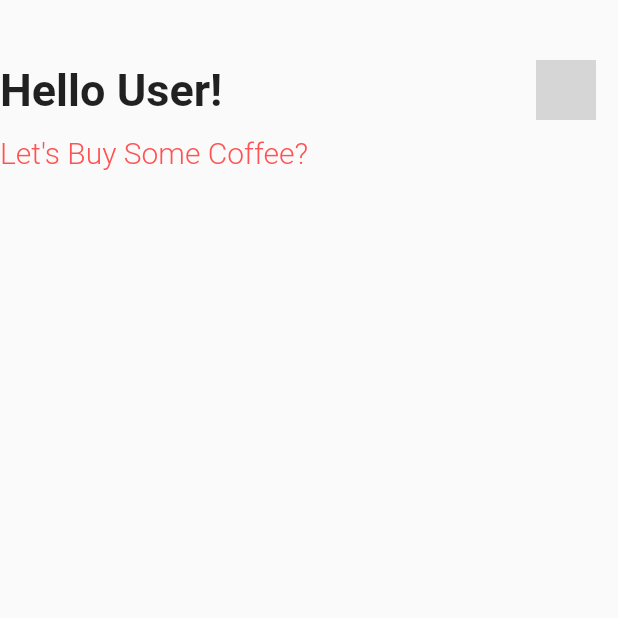
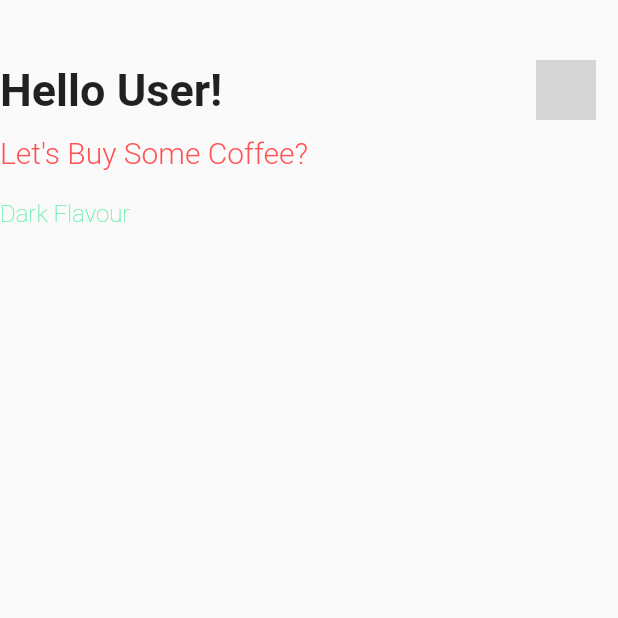
Before and after one commit to Godslovelee/Flutter_UI_challenges_Playlist, a Flutter app: the screen it shows after launch, on a phone screen of 412 x 824 dp, the top half of it. Run offline on Flutter 3.47's test engine with Material 2 defaults, Android fonts, the phone set to English and light mode, and no system bars; grey boxes are pictures that could not be loaded.

Commit message:
"Add-Row"

```diff
--- a/lib/coffee_ui_display/home.dart
+++ b/lib/coffee_ui_display/home.dart
@@ -52,7 +52,20 @@ class _HomeScreenState extends State<HomeScreen> {
           ),
           SizedBox(height: 20.0),
 
-          //TODO: add Row in the Widget Tree
+
+          Row(
+            children: [
+              Text("Dark Flavour",
+                style: TextStyle(
+                  fontSize: 16,
+                  fontWeight: FontWeight.w200,
+                  color:  Colors.greenAccent
+                )
+              )
+            ],
+          )
+
+
         ],
       ),
     );
```
